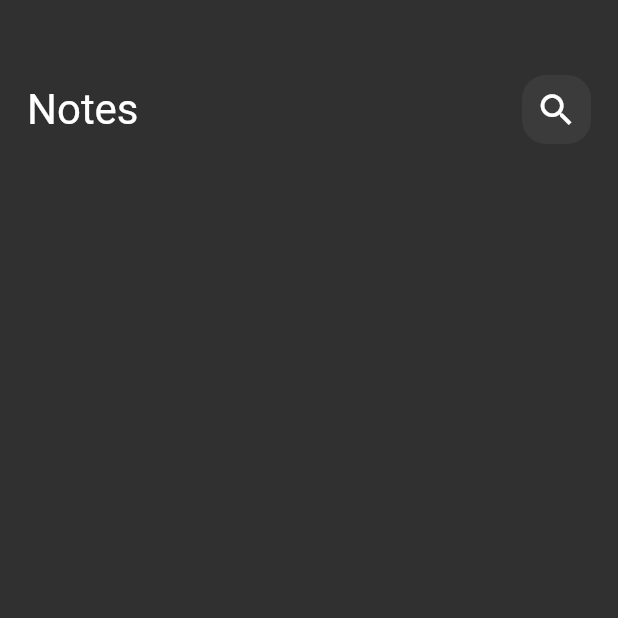
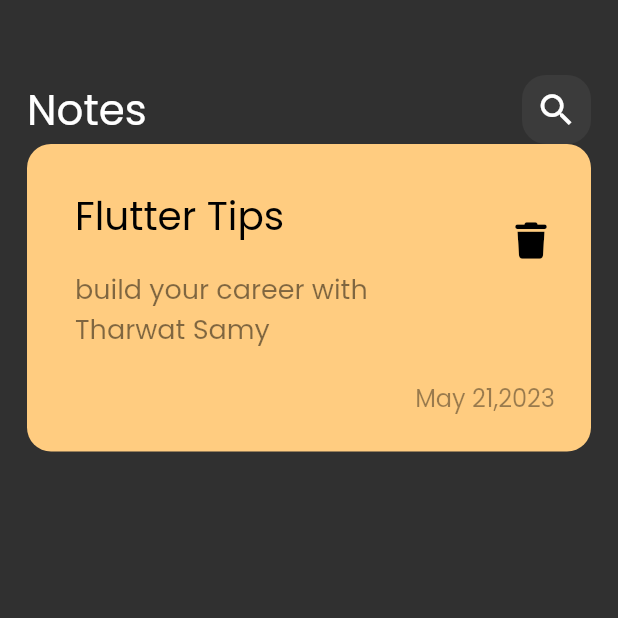
Before and after one commit to adel7ussein/notes_app, a Flutter app: the screen it shows after launch, on a phone screen of 412 x 824 dp, the top half of it. Run offline on Flutter 3.47's test engine with Material 2 defaults, Android fonts, the phone set to English and light mode, and no system bars; our stand-ins replace font_awesome_flutter.

Commit message:
create Custom NoteItem

```diff
--- a/lib/main.dart
+++ b/lib/main.dart
@@ -12,7 +12,7 @@ class NotesApp extends StatelessWidget {
   Widget build(BuildContext context) {
     return  MaterialApp(
       debugShowCheckedModeBanner: false,
-      theme: ThemeData.dark(),
+      theme: ThemeData(brightness: Brightness.dark,fontFamily: 'Poppins'),
       home: const NotesView(),
     );
   }
--- /dev/null
+++ b/lib/views/widgets/custom_note_item.dart
@@ -0,0 +1,34 @@
+import 'package:flutter/material.dart';
+import 'package:font_awesome_flutter/font_awesome_flutter.dart';
+
+class NoteItem extends StatelessWidget {
+  const NoteItem({Key? key}) : super(key: key);
+
+  @override
+  Widget build(BuildContext context) {
+    return  Container(
+      padding: const EdgeInsets.only(top: 24,bottom: 24,left: 16),
+      decoration: BoxDecoration(
+          color: const Color(0xffFFCC80),
+          borderRadius: BorderRadius.circular(16)
+      ),
+      child: Column(
+        crossAxisAlignment: CrossAxisAlignment.end,
+        children: [
+          ListTile(
+            title: const Text('Flutter Tips',style: TextStyle(color: Colors.black,fontSize: 26),),
+            subtitle: Padding(
+              padding: const EdgeInsets.only(top: 16,bottom: 16),
+              child: Text('build your career with Tharwat Samy',style: TextStyle(color: Colors.black.withOpacity(0.5),fontSize: 18),),
+            ),
+            trailing: IconButton(onPressed: (){},icon: const Icon(FontAwesomeIcons.trash,color: Colors.black,size: 24,),) ,
+          ),
+          Padding(
+            padding: const EdgeInsets.only(right: 24),
+            child: Text('May 21,2023',style: TextStyle(color: Colors.black.withOpacity(0.4),fontSize: 16),),
+          )
+        ],
+      ),
+    );
+  }
+}
--- a/lib/views/widgets/notes_view_body.dart
+++ b/lib/views/widgets/notes_view_body.dart
@@ -1,6 +1,9 @@
 
 import 'package:flutter/material.dart';
+import 'package:font_awesome_flutter/font_awesome_flutter.dart';
 import 'package:notes_app/views/widgets/custom_app_bar.dart';
+
+import 'custom_note_item.dart';
 
 class NotesViewBody extends StatelessWidget {
   const NotesViewBody({Key? key}) : super(key: key);
@@ -12,7 +15,8 @@ class NotesViewBody extends StatelessWidget {
       child: Column(
         children: [
           SizedBox(height: 50,),
-          CustomAppBar()
+          CustomAppBar(),
+          NoteItem()
         ],
       ),
     );
```
Also changed, not shown: pubspec.yaml (+6 -11 lines), assets/fonts/Poppins-Regular.ttf (added), pubspec.lock.
